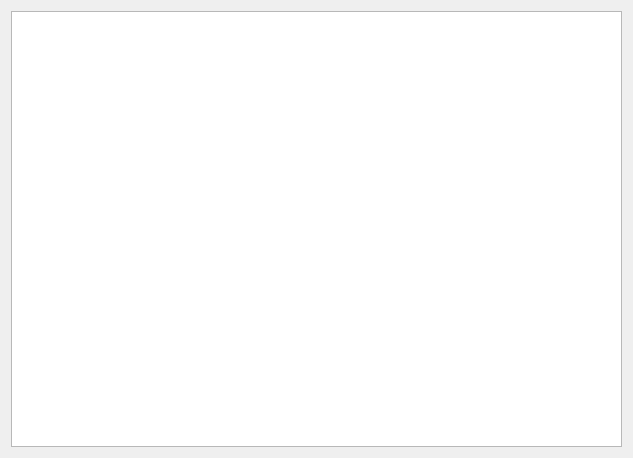
This is Practica4/Dialog.ui in aliahsan365/FDM-SIMULACION-FIBRA as Qt 5 draws it before an edit. The edited form follows.
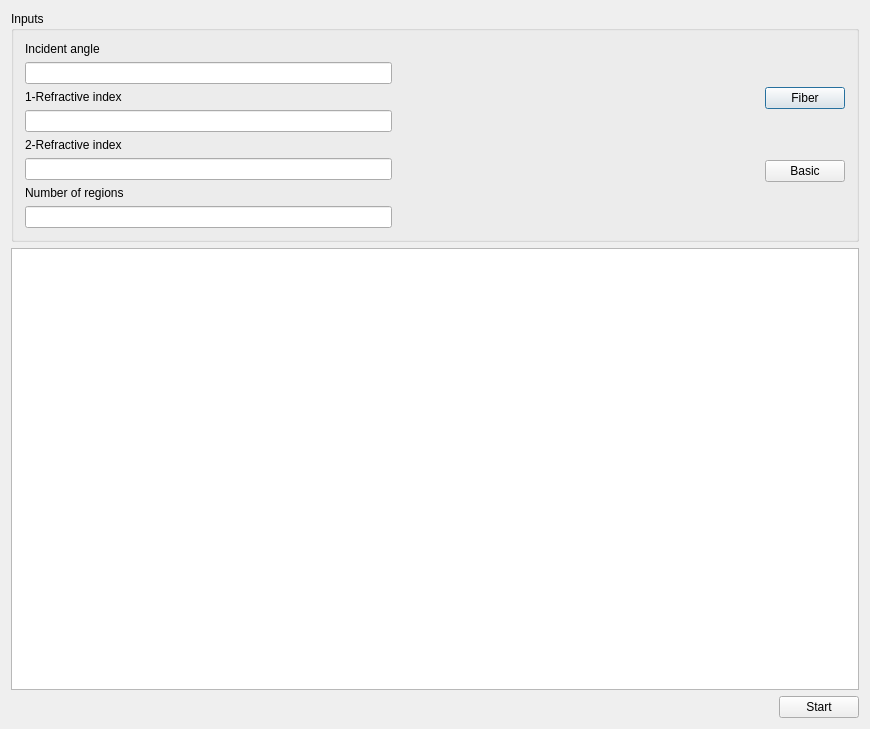
This is the edited form.

Patch:
```diff
--- a/Practica4/Dialog.ui
+++ b/Practica4/Dialog.ui
@@ -6,17 +6,129 @@
    <rect>
     <x>0</x>
     <y>0</y>
-    <width>633</width>
-    <height>458</height>
+    <width>870</width>
+    <height>729</height>
    </rect>
   </property>
   <property name="windowTitle">
    <string>Dialog</string>
   </property>
-  <layout class="QGridLayout" name="gridLayout">
-   <item row="0" column="0">
+  <layout class="QVBoxLayout" name="verticalLayout_3">
+   <item>
+    <widget class="QGroupBox" name="groupBox">
+     <property name="title">
+      <string>Inputs</string>
+     </property>
+     <layout class="QHBoxLayout" name="horizontalLayout_3">
+      <item>
+       <layout class="QHBoxLayout" name="horizontalLayout">
+        <item>
+         <layout class="QVBoxLayout" name="verticalLayout_2">
+          <item>
+           <widget class="QLabel" name="label">
+            <property name="text">
+             <string>Incident angle</string>
+            </property>
+           </widget>
+          </item>
+          <item>
+           <widget class="QLineEdit" name="angleEdit"/>
+          </item>
+          <item>
+           <widget class="QLabel" name="label_2">
+            <property name="text">
+             <string>1-Refractive index </string>
+            </property>
+           </widget>
+          </item>
+          <item>
+           <widget class="QLineEdit" name="n1Edit"/>
+          </item>
+          <item>
+           <widget class="QLabel" name="label_3">
+            <property name="text">
+             <string>2-Refractive index</string>
+            </property>
+           </widget>
+          </item>
+          <item>
+           <widget class="QLineEdit" name="n2Edit"/>
+          </item>
+          <item>
+           <widget class="QLabel" name="label_4">
+            <property name="text">
+             <string>Number of regions</string>
+            </property>
+           </widget>
+          </item>
+          <item>
+           <widget class="QLineEdit" name="regionsEdit"/>
+          </item>
+         </layout>
+        </item>
+        <item>
+         <spacer name="horizontalSpacer">
+          <property name="orientation">
+           <enum>Qt::Horizontal</enum>
+          </property>
+          <property name="sizeHint" stdset="0">
+           <size>
+            <width>40</width>
+            <height>20</height>
+           </size>
+          </property>
+         </spacer>
+        </item>
+        <item>
+         <layout class="QVBoxLayout" name="verticalLayout">
+          <item>
+           <widget class="QPushButton" name="fiberButton">
+            <property name="text">
+             <string>Fiber</string>
+            </property>
+           </widget>
+          </item>
+          <item>
+           <widget class="QPushButton" name="basicButton">
+            <property name="text">
+             <string>Basic</string>
+            </property>
+           </widget>
+          </item>
+         </layout>
+        </item>
+       </layout>
+      </item>
+     </layout>
+    </widget>
+   </item>
+   <item>
     <widget class="QGraphicsView" name="graphicsView"/>
    </item>
+   <item>
+    <layout class="QHBoxLayout" name="horizontalLayout_2">
+     <item>
+      <spacer name="horizontalSpacer_2">
+       <property name="orientation">
+        <enum>Qt::Horizontal</enum>
+       </property>
+       <property name="sizeHint" stdset="0">
+        <size>
+         <width>40</width>
+         <height>20</height>
+        </size>
+       </property>
+      </spacer>
+     </item>
+     <item>
+      <widget class="QPushButton" name="startButton">
+       <property name="text">
+        <string>Start</string>
+       </property>
+      </widget>
+     </item>
+    </layout>
+   </item>
   </layout>
  </widget>
  <layoutdefault spacing="6" margin="11"/>
```
